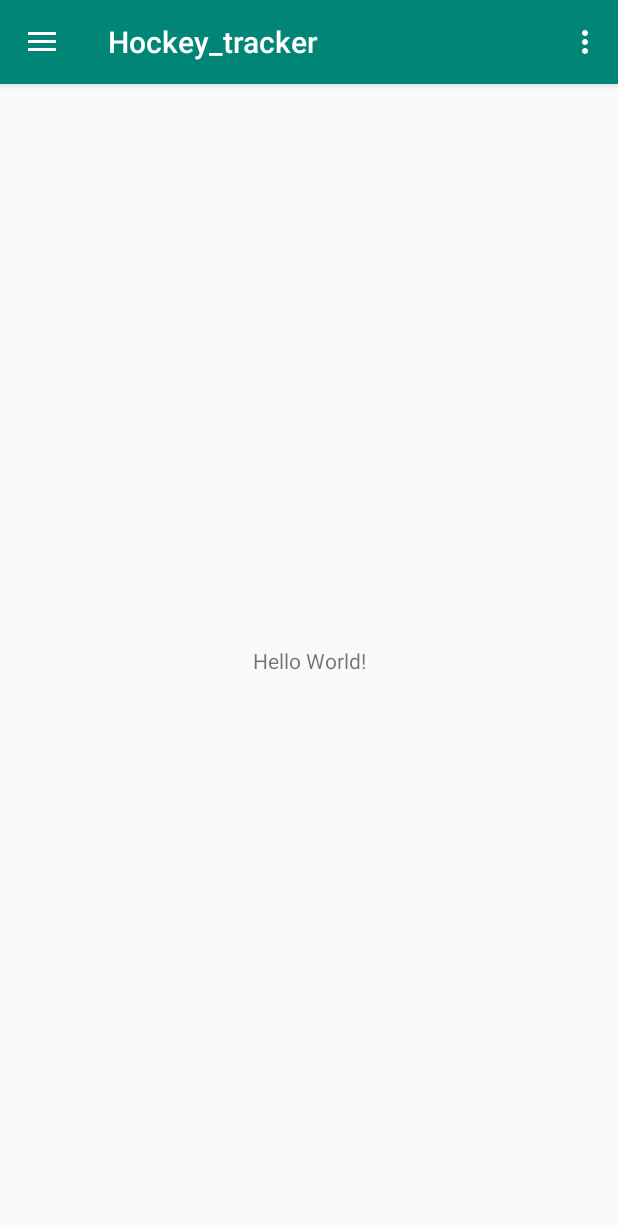
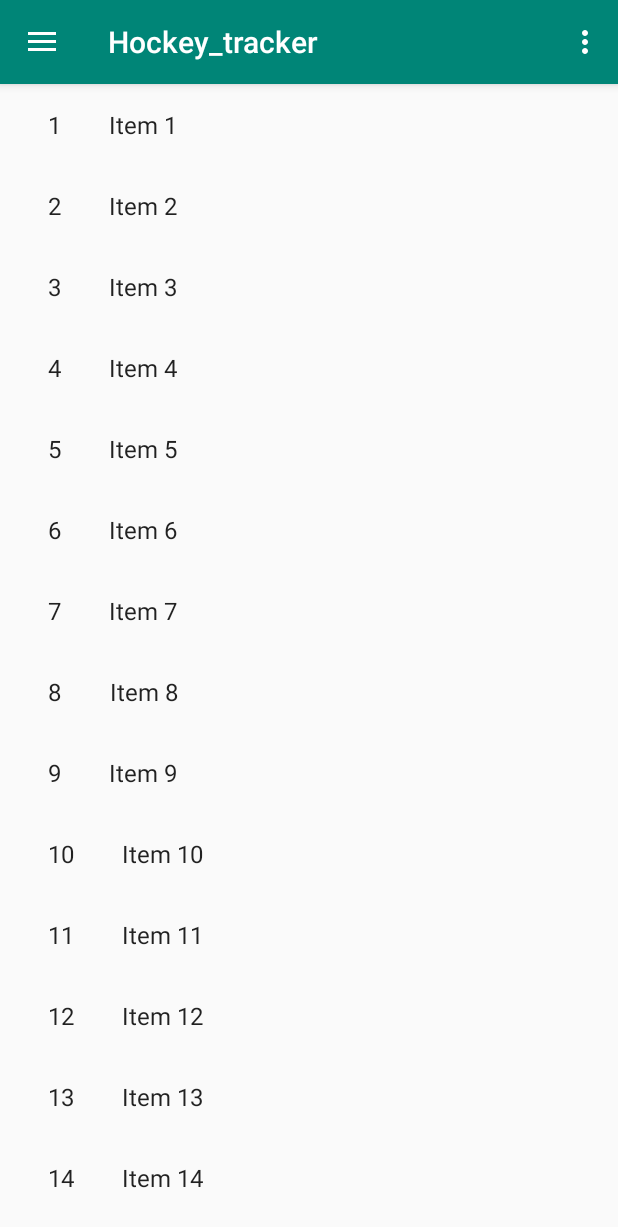
Before and after one commit to haroldsnyers/hockey_tracker, an Android app: the screen it shows after launch (MainActivity), in the side drawer, after a tap on "Previous Matches", on a phone screen of 412 x 824 dp. Shown: the top 1227 px of the screen. Run offline under Robolectric (Android 15) with nearby library versions, the phone set to English and light mode, and no system bars.

Commit message:
implementing drawer with fragments - implementing recycler view for previous match fragment

```diff
--- a/app/build.gradle
+++ b/app/build.gradle
@@ -27,4 +27,5 @@ dependencies {
     testImplementation 'junit:junit:4.12'
     androidTestImplementation 'com.android.support.test:runner:1.0.2'
     androidTestImplementation 'com.android.support.test.espresso:espresso-core:3.0.2'
+    implementation 'com.android.support:recyclerview-v7:28.0.0'
 }
--- a/app/src/main/AndroidManifest.xml
+++ b/app/src/main/AndroidManifest.xml
@@ -9,6 +9,7 @@
         android:roundIcon="@mipmap/ic_launcher_round"
         android:supportsRtl="true"
         android:theme="@style/AppTheme">
+        <activity android:name=".PreviousMatchesActivity"></activity>
         <activity
             android:name=".MainActivity"
             android:label="@string/app_name"
--- a/app/src/main/java/ck/edu/com/hockey_tracker/MainActivity.java
+++ b/app/src/main/java/ck/edu/com/hockey_tracker/MainActivity.java
@@ -1,8 +1,13 @@
 package ck.edu.com.hockey_tracker;
 
+import android.content.Context;
+import android.content.Intent;
 import android.os.Bundle;
+import android.support.annotation.NonNull;
 import android.support.design.widget.FloatingActionButton;
 import android.support.design.widget.Snackbar;
+import android.support.v4.app.Fragment;
+import android.support.v4.app.FragmentTransaction;
 import android.view.View;
 import android.support.design.widget.NavigationView;
 import android.support.v4.view.GravityCompat;
@@ -12,35 +17,92 @@ import android.support.v7.app.AppCompatActivity;
 import android.support.v7.widget.Toolbar;
 import android.view.Menu;
 import android.view.MenuItem;
+import android.widget.FrameLayout;
+import android.widget.ImageButton;
+import android.widget.ImageView;
+
+import ck.edu.com.hockey_tracker.dummy.DummyContent;
 
 public class MainActivity extends AppCompatActivity
-        implements NavigationView.OnNavigationItemSelectedListener {
+        implements matchFragment.OnListFragmentInteractionListener {
+
+    DrawerLayout drawer;
+    NavigationView navigationView;
+    FrameLayout frameLayout;
+    ActionBarDrawerToggle toggle;
+    ImageView imageView;
+    Toolbar toolbar;
+    View header;
 
     @Override
     protected void onCreate(Bundle savedInstanceState) {
         super.onCreate(savedInstanceState);
         setContentView(R.layout.activity_main);
-        Toolbar toolbar = (Toolbar) findViewById(R.id.toolbar);
+
+        toolbar = (Toolbar) findViewById(R.id.toolbar);
         setSupportActionBar(toolbar);
 
-        DrawerLayout drawer = (DrawerLayout) findViewById(R.id.drawer_layout);
-        ActionBarDrawerToggle toggle = new ActionBarDrawerToggle(
+        drawer = (DrawerLayout) findViewById(R.id.drawer_layout);
+        navigationView = findViewById(R.id.nav_view);
+        frameLayout = findViewById(R.id.frame);
+
+        header = navigationView.getHeaderView(0);
+        imageView = header.findViewById(R.id.imageView);
+
+        imageView.setOnClickListener(new View.OnClickListener() {
+            @Override
+            public void onClick(View v) {
+                drawer.closeDrawer(GravityCompat.START);
+            }
+        });
+
+        toggle = new ActionBarDrawerToggle(
                 this, drawer, toolbar, R.string.navigation_drawer_open, R.string.navigation_drawer_close);
         drawer.addDrawerListener(toggle);
         toggle.syncState();
 
-        NavigationView navigationView = (NavigationView) findViewById(R.id.nav_view);
-        navigationView.setNavigationItemSelectedListener(this);
+        // set default fragment
+        loadFragment(new homeFragment());
+
+        navigationView.setNavigationItemSelectedListener(new NavigationView.OnNavigationItemSelectedListener() {
+            @Override
+            public boolean onNavigationItemSelected(@NonNull MenuItem menuItem) {
+                // Handle navigation view item clicks here.
+                int id = menuItem.getItemId();
+
+                if (id == R.id.nav_home) {
+                    loadFragment(new homeFragment());
+                } else if (id == R.id.nav_new_match) {
+                    loadFragment(new newMatchFragment());
+                } else if (id == R.id.nav_previous_match) {
+                    loadFragment(new matchFragment());
+
+                } else if (id == R.id.nav_rules) {
+                    loadFragment(new Fragment());
+                } else if (id == R.id.nav_settings) {
+                    loadFragment(new Fragment());
+                } else if (id == R.id.nav_info) {
+                    loadFragment(new Fragment());
+                }
+                drawer.closeDrawer(GravityCompat.START);
+                return true;
+            }
+        });
     }
 
     @Override
     public void onBackPressed() {
-        DrawerLayout drawer = (DrawerLayout) findViewById(R.id.drawer_layout);
-        if (drawer.isDrawerOpen(GravityCompat.START)) {
+        if(drawer.isDrawerOpen(GravityCompat.START)) {
             drawer.closeDrawer(GravityCompat.START);
         } else {
             super.onBackPressed();
         }
+    }
+
+    public void loadFragment(Fragment fragment) {
+        FragmentTransaction transaction = getSupportFragmentManager().beginTransaction();
+        transaction.replace(R.id.frame, fragment);
+        transaction.commit();
     }
 
     @Override
@@ -65,28 +127,8 @@ public class MainActivity extends AppCompatActivity
         return super.onOptionsItemSelected(item);
     }
 
-    @SuppressWarnings("StatementWithEmptyBody")
     @Override
-    public boolean onNavigationItemSelected(MenuItem item) {
-        // Handle navigation view item clicks here.
-        int id = item.getItemId();
+    public void onListFragmentInteraction(DummyContent.DummyItem item) {
 
-        if (id == R.id.nav_home) {
-            // Handle the camera action
-        } else if (id == R.id.nav_new_match) {
-
-        } else if (id == R.id.nav_previous_match) {
-
-        } else if (id == R.id.nav_rules) {
-
-        } else if (id == R.id.nav_settings) {
-
-        } else if (id == R.id.nav_info) {
-
-        }
-
-        DrawerLayout drawer = (DrawerLayout) findViewById(R.id.drawer_layout);
-        drawer.closeDrawer(GravityCompat.START);
-        return true;
     }
 }
--- /dev/null
+++ b/app/src/main/java/ck/edu/com/hockey_tracker/PreviousMatchsAdapter.java
@@ -0,0 +1,77 @@
+package ck.edu.com.hockey_tracker;
+
+import android.support.v7.widget.RecyclerView;
+import android.view.LayoutInflater;
+import android.view.View;
+import android.view.ViewGroup;
+import android.widget.TextView;
+
+import ck.edu.com.hockey_tracker.matchFragment.OnListFragmentInteractionListener;
+import ck.edu.com.hockey_tracker.dummy.DummyContent.DummyItem;
+
+import java.util.List;
+
+/**
+ * {@link RecyclerView.Adapter} that can display a {@link DummyItem} and makes a call to the
+ * specified {@link OnListFragmentInteractionListener}.
+ * TODO: Replace the implementation with code for your data type.
+ */
+public class PreviousMatchsAdapter extends RecyclerView.Adapter<PreviousMatchsAdapter.ViewHolder> {
+
+    private final List<DummyItem> mValues;
+    private final OnListFragmentInteractionListener mListener;
+
+    public PreviousMatchsAdapter(List<DummyItem> items, OnListFragmentInteractionListener listener) {
+        mValues = items;
+        mListener = listener;
+    }
+
+    @Override
+    public ViewHolder onCreateViewHolder(ViewGroup parent, int viewType) {
+        View view = LayoutInflater.from(parent.getContext())
+                .inflate(R.layout.fragment_match, parent, false);
+        return new ViewHolder(view);
+    }
+
+    @Override
+    public void onBindViewHolder(final ViewHolder holder, int position) {
+        holder.mItem = mValues.get(position);
+        holder.mIdView.setText(mValues.get(position).id);
+        holder.mContentView.setText(mValues.get(position).content);
+
+        holder.mView.setOnClickListener(new View.OnClickListener() {
+            @Override
+            public void onClick(View v) {
+                if (null != mListener) {
+                    // Notify the active callbacks interface (the activity, if the
+                    // fragment is attached to one) that an item has been selected.
+                    mListener.onListFragmentInteraction(holder.mItem);
+                }
+            }
+        });
+    }
+
+    @Override
+    public int getItemCount() {
+        return mValues.size();
+    }
+
+    public class ViewHolder extends RecyclerView.ViewHolder {
+        public final View mView;
+        public final TextView mIdView;
+        public final TextView mContentView;
+        public DummyItem mItem;
+
+        public ViewHolder(View view) {
+            super(view);
+            mView = view;
+            mIdView = (TextView) view.findViewById(R.id.item_number);
+            mContentView = (TextView) view.findViewById(R.id.content);
+        }
+
+        @Override
+        public String toString() {
+            return super.toString() + " '" + mContentView.getText() + "'";
+        }
+    }
+}
--- /dev/null
+++ b/app/src/main/java/ck/edu/com/hockey_tracker/dummy/DummyContent.java
@@ -0,0 +1,72 @@
+package ck.edu.com.hockey_tracker.dummy;
+
+import java.util.ArrayList;
+import java.util.HashMap;
+import java.util.List;
+import java.util.Map;
+
+/**
+ * Helper class for providing sample content for user interfaces created by
+ * Android template wizards.
+ * <p>
+ * TODO: Replace all uses of this class before publishing your app.
+ */
+public class DummyContent {
+
+    /**
+     * An array of sample (dummy) items.
+     */
+    public static final List<DummyItem> ITEMS = new ArrayList<DummyItem>();
+
+    /**
+     * A map of sample (dummy) items, by ID.
+     */
+    public static final Map<String, DummyItem> ITEM_MAP = new HashMap<String, DummyItem>();
+
+    private static final int COUNT = 25;
+
+    static {
+        // Add some sample items.
+        for (int i = 1; i <= COUNT; i++) {
+            addItem(createDummyItem(i));
+        }
+    }
+
+    private static void addItem(DummyItem item) {
+        ITEMS.add(item);
+        ITEM_MAP.put(item.id, item);
+    }
+
+    private static DummyItem createDummyItem(int position) {
+        return new DummyItem(String.valueOf(position), "Item " + position, makeDetails(position));
+    }
+
+    private static String makeDetails(int position) {
+        StringBuilder builder = new StringBuilder();
+        builder.append("Details about Item: ").append(position);
+        for (int i = 0; i < position; i++) {
+            builder.append("\nMore details information here.");
+        }
+        return builder.toString();
+    }
+
+    /**
+     * A dummy item representing a piece of content.
+     */
+    public static class DummyItem {
+        public final String id;
+        public final String content;
+        public final String details;
+
+        public DummyItem(String id, String content, String details) {
+            this.id = id;
+            this.content = content;
+            this.details = details;
+        }
+
+        @Override
+        public String toString() {
+            return content;
+        }
+    }
+}
--- /dev/null
+++ b/app/src/main/java/ck/edu/com/hockey_tracker/homeFragment.java
@@ -0,0 +1,108 @@
+package ck.edu.com.hockey_tracker;
+
+import android.content.Context;
+import android.net.Uri;
+import android.os.Bundle;
+import android.support.v4.app.Fragment;
+import android.view.LayoutInflater;
+import android.view.View;
+import android.view.ViewGroup;
+
+
+/**
+ * A simple {@link Fragment} subclass.
+ * Activities that contain this fragment must implement the
+ * {@link homeFragment.OnFragmentInteractionListener} interface
+ * to handle interaction events.
+ * Use the {@link homeFragment#newInstance} factory method to
+ * create an instance of this fragment.
+ */
+public class homeFragment extends Fragment {
+    // TODO: Rename parameter arguments, choose names that match
+    // the fragment initialization parameters, e.g. ARG_ITEM_NUMBER
+    private static final String ARG_PARAM1 = "param1";
+    private static final String ARG_PARAM2 = "param2";
+
+    // TODO: Rename and change types of parameters
+    private String mParam1;
+    private String mParam2;
+
+    // private OnFragmentInteractionListener mListener;
+
+    public homeFragment() {
+        // Required empty public constructor
+    }
+
+    /**
+     * Use this factory method to create a new instance of
+     * this fragment using the provided parameters.
+     *
+     * @param param1 Parameter 1.
+     * @param param2 Parameter 2.
+     * @return A new instance of fragment homeFragment.
+     */
+    // TODO: Rename and change types and number of parameters
+    public static homeFragment newInstance(String param1, String param2) {
+        homeFragment fragment = new homeFragment();
+        Bundle args = new Bundle();
+        args.putString(ARG_PARAM1, param1);
+        args.putString(ARG_PARAM2, param2);
+        fragment.setArguments(args);
+        return fragment;
+    }
+
+    @Override
+    public void onCreate(Bundle savedInstanceState) {
+        super.onCreate(savedInstanceState);
+        if (getArguments() != null) {
+            mParam1 = getArguments().getString(ARG_PARAM1);
+            mParam2 = getArguments().getString(ARG_PARAM2);
+        }
+    }
+
+    @Override
+    public View onCreateView(LayoutInflater inflater, ViewGroup container,
+                             Bundle savedInstanceState) {
+        // Inflate the layout for this fragment
+        return inflater.inflate(R.layout.fragment_home_fragment, container, false);
+    }
+
+//    // TODO: Rename method, update argument and hook method into UI event
+//    public void onButtonPressed(Uri uri) {
+//        if (mListener != null) {
+//            mListener.onFragmentInteraction(uri);
+//        }
+//    }
+
+//    @Override
+//    public void onAttach(Context context) {
+//        super.onAttach(context);
+//        if (context instanceof OnFragmentInteractionListener) {
+//            mListener = (OnFragmentInteractionListener) context;
+//        } else {
+//            throw new RuntimeException(context.toString()
+//                    + " must implement OnFragmentInteractionListener");
+//        }
+//    }
+//
+//    @Override
+//    public void onDetach() {
+//        super.onDetach();
+//        mListener = null;
+//    }
+
+    /**
+     * This interface must be implemented by activities that contain this
+     * fragment to allow an interaction in this fragment to be communicated
+     * to the activity and potentially other fragments contained in that
+     * activity.
+     * <p>
+     * See the Android Training lesson <a href=
+     * "http://developer.android.com/training/basics/fragments/communicating.html"
+     * >Communicating with Other Fragments</a> for more information.
+     */
+//    public interface OnFragmentInteractionListener {
+//        // TODO: Update argument type and name
+//        void onFragmentInteraction(Uri uri);
+//    }
+}
--- /dev/null
+++ b/app/src/main/java/ck/edu/com/hockey_tracker/matchFragment.java
@@ -0,0 +1,109 @@
+package ck.edu.com.hockey_tracker;
+
+import android.content.Context;
+import android.os.Bundle;
+import android.support.v4.app.Fragment;
+import android.support.v7.widget.GridLayoutManager;
+import android.support.v7.widget.LinearLayoutManager;
+import android.support.v7.widget.RecyclerView;
+import android.view.LayoutInflater;
+import android.view.View;
+import android.view.ViewGroup;
+
+import ck.edu.com.hockey_tracker.dummy.DummyContent;
+import ck.edu.com.hockey_tracker.dummy.DummyContent.DummyItem;
+
+import java.util.List;
+
+/**
+ * A fragment representing a list of Items.
+ * <p/>
+ * Activities containing this fragment MUST implement the {@link OnListFragmentInteractionListener}
+ * interface.
+ */
+public class matchFragment extends Fragment {
+
+    // TODO: Customize parameter argument names
+    private static final String ARG_COLUMN_COUNT = "column-count";
+    // TODO: Customize parameters
+    private int mColumnCount = 1;
+    private OnListFragmentInteractionListener mListener;
+
+    /**
+     * Mandatory empty constructor for the fragment manager to instantiate the
+     * fragment (e.g. upon screen orientation changes).
+     */
+    public matchFragment() {
+    }
+
+    // TODO: Customize parameter initialization
+    @SuppressWarnings("unused")
+    public static matchFragment newInstance(int columnCount) {
+        matchFragment fragment = new matchFragment();
+        Bundle args = new Bundle();
+        args.putInt(ARG_COLUMN_COUNT, columnCount);
+        fragment.setArguments(args);
+        return fragment;
+    }
+
+    @Override
+    public void onCreate(Bundle savedInstanceState) {
+        super.onCreate(savedInstanceState);
+
+        if (getArguments() != null) {
+            mColumnCount = getArguments().getInt(ARG_COLUMN_COUNT);
+        }
+    }
+
+    @Override
+    public View onCreateView(LayoutInflater inflater, ViewGroup container,
+                             Bundle savedInstanceState) {
+        View view = inflater.inflate(R.layout.fragment_match_list, container, false);
+
+        // Set the adapter
+        if (view instanceof RecyclerView) {
+            Context context = view.getContext();
+            RecyclerView recyclerView = (RecyclerView) view;
+            if (mColumnCount <= 1) {
+                recyclerView.setLayoutManager(new LinearLayoutManager(context));
+            } else {
+                recyclerView.setLayoutManager(new GridLayoutManager(context, mColumnCount));
+            }
+            recyclerView.setAdapter(new PreviousMatchsAdapter(DummyContent.ITEMS, mListener));
+        }
+        return view;
+    }
+
+
+    @Override
+    public void onAttach(Context context) {
+        super.onAttach(context);
+        if (context instanceof OnListFragmentInteractionListener) {
+            mListener = (OnListFragmentInteractionListener) context;
+        } else {
+            throw new RuntimeException(context.toString()
+                    + " must implement OnListFragmentInteractionListener");
+        }
+    }
+
+    @Override
+    public void onDetach() {
+        super.onDetach();
+        mListener = null;
+    }
+
+    /**
+     * This interface must be implemented by activities that contain this
+     * fragment to allow an interaction in this fragment to be communicated
+     * to the activity and potentially other fragments contained in that
+     * activity.
+     * <p/>
+     * See the Android Training lesson <a href=
+     * "http://developer.android.com/training/basics/fragments/communicating.html"
+     * >Communicating with Other Fragments</a> for more information.
+     */
+    public interface OnListFragmentInteractionListener {
+        // TODO: Update argument type and name
+        void onListFragmentInteraction(DummyItem item);
+    }
+}
--- a/app/src/main/res/layout/activity_main.xml
+++ b/app/src/main/res/layout/activity_main.xml
@@ -1,5 +1,6 @@
 <?xml version="1.0" encoding="utf-8"?>
-<android.support.v4.widget.DrawerLayout xmlns:android="http://schemas.android.com/apk/res/android"
+<android.support.v4.widget.DrawerLayout
+    xmlns:android="http://schemas.android.com/apk/res/android"
     xmlns:app="http://schemas.android.com/apk/res-auto"
     xmlns:tools="http://schemas.android.com/tools"
     android:id="@+id/drawer_layout"
@@ -13,6 +14,7 @@
         android:layout_width="match_parent"
         android:layout_height="match_parent" />
 
+    <!--Navigation view to show the menu items and header layout -->
     <android.support.design.widget.NavigationView
         android:id="@+id/nav_view"
         android:layout_width="wrap_content"
--- a/app/src/main/res/layout/content_main.xml
+++ b/app/src/main/res/layout/content_main.xml
@@ -1,20 +1,19 @@
 <?xml version="1.0" encoding="utf-8"?>
-<android.support.constraint.ConstraintLayout xmlns:android="http://schemas.android.com/apk/res/android"
+<FrameLayout xmlns:android="http://schemas.android.com/apk/res/android"
     xmlns:app="http://schemas.android.com/apk/res-auto"
     xmlns:tools="http://schemas.android.com/tools"
     android:layout_width="match_parent"
     android:layout_height="match_parent"
+    android:id="@+id/frame"
     app:layout_behavior="@string/appbar_scrolling_view_behavior"
     tools:context=".MainActivity"
     tools:showIn="@layout/app_bar_main">
 
-    <TextView
-        android:layout_width="wrap_content"
-        android:layout_height="wrap_content"
-        android:text="Hello World!"
-        app:layout_constraintBottom_toBottomOf="parent"
-        app:layout_constraintLeft_toLeftOf="parent"
-        app:layout_constraintRight_toRightOf="parent"
-        app:layout_constraintTop_toTopOf="parent" />
+    <android.support.v7.widget.RecyclerView
+        android:layout_width="match_parent"
+        android:layout_height="match_parent"
+        android:id="@+id/list_5_previous_matches">
 
-</android.support.constraint.ConstraintLayout>
+    </android.support.v7.widget.RecyclerView>
+
+</FrameLayout>
--- /dev/null
+++ b/app/src/main/res/layout/fragment_match.xml
@@ -0,0 +1,20 @@
+<?xml version="1.0" encoding="utf-8"?>
+<LinearLayout xmlns:android="http://schemas.android.com/apk/res/android"
+    android:layout_width="wrap_content"
+    android:layout_height="wrap_content"
+    android:orientation="horizontal">
+
+    <TextView
+        android:id="@+id/item_number"
+        android:layout_width="wrap_content"
+        android:layout_height="wrap_content"
+        android:layout_margin="@dimen/text_margin"
+        android:textAppearance="?attr/textAppearanceListItem" />
+
+    <TextView
+        android:id="@+id/content"
+        android:layout_width="wrap_content"
+        android:layout_height="wrap_content"
+        android:layout_margin="@dimen/text_margin"
+        android:textAppearance="?attr/textAppearanceListItem" />
+</LinearLayout>
--- /dev/null
+++ b/app/src/main/res/layout/fragment_match_list.xml
@@ -0,0 +1,13 @@
+<?xml version="1.0" encoding="utf-8"?>
+<android.support.v7.widget.RecyclerView xmlns:android="http://schemas.android.com/apk/res/android"
+    xmlns:app="http://schemas.android.com/apk/res-auto"
+    xmlns:tools="http://schemas.android.com/tools"
+    android:id="@+id/list"
+    android:name="ck.edu.com.hockey_tracker.matchFragment"
+    android:layout_width="match_parent"
+    android:layout_height="match_parent"
+    android:layout_marginLeft="16dp"
+    android:layout_marginRight="16dp"
+    app:layoutManager="LinearLayoutManager"
+    tools:context=".matchFragment"
+    tools:listitem="@layout/fragment_match" />
--- a/app/src/main/res/values-v21/styles.xml
+++ /dev/null
@@ -1,8 +0,0 @@
-<resources>
-
-    <style name="AppTheme.NoActionBar">
-        <item name="windowActionBar">false</item>
-        <item name="windowNoTitle">true</item>
-        <item name="android:statusBarColor">@android:color/transparent</item>
-    </style>
-</resources>
--- a/app/src/main/res/values/dimens.xml
+++ b/app/src/main/res/values/dimens.xml
@@ -5,4 +5,6 @@
     <dimen name="nav_header_vertical_spacing">8dp</dimen>
     <dimen name="nav_header_height">176dp</dimen>
     <dimen name="fab_margin">16dp</dimen>
+    <dimen name="text_size">20sp</dimen>
+    <dimen name="text_margin">16dp</dimen>
 </resources>
--- a/app/src/main/res/values/strings.xml
+++ b/app/src/main/res/values/strings.xml
@@ -13,4 +13,7 @@
     <string name="menu_rules">Rules</string>
     <string name="menu_settings">Settings</string>
     <string name="menu_info">Info</string>
+
+    <!-- TODO: Remove or change this placeholder text -->
+    <string name="hello_blank_fragment">Hello blank fragment</string>
 </resources>
--- a/app/src/main/res/values/styles.xml
+++ b/app/src/main/res/values/styles.xml
@@ -6,6 +6,8 @@
         <item name="colorPrimary">@color/colorPrimary</item>
         <item name="colorPrimaryDark">@color/colorPrimaryDark</item>
         <item name="colorAccent">@color/colorAccent</item>
+        <item name="windowActionBar">false</item>
+        <item name="windowNoTitle">true</item>
     </style>
 
     <style name="AppTheme.NoActionBar">
```
Also changed, not shown: app/src/main/java/ck/edu/com/hockey_tracker/newMatchFragment.java (added, +108 -0 lines), app/src/main/res/layout/fragment_home_fragment.xml (added, +16 -0 lines), app/src/main/res/layout/fragment_new_match.xml (added, +16 -0 lines).
